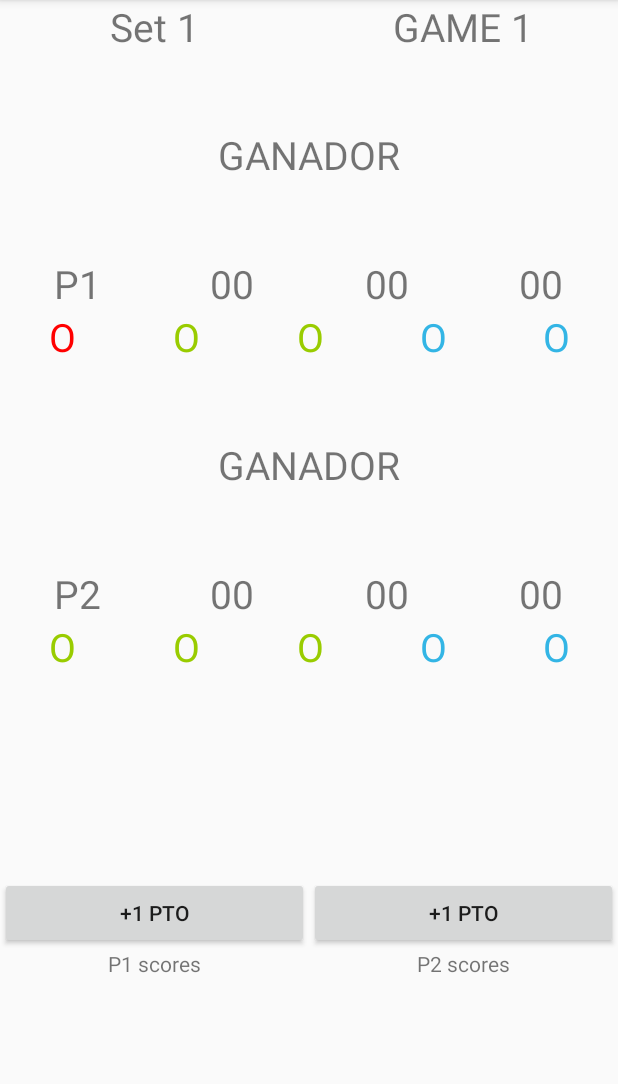
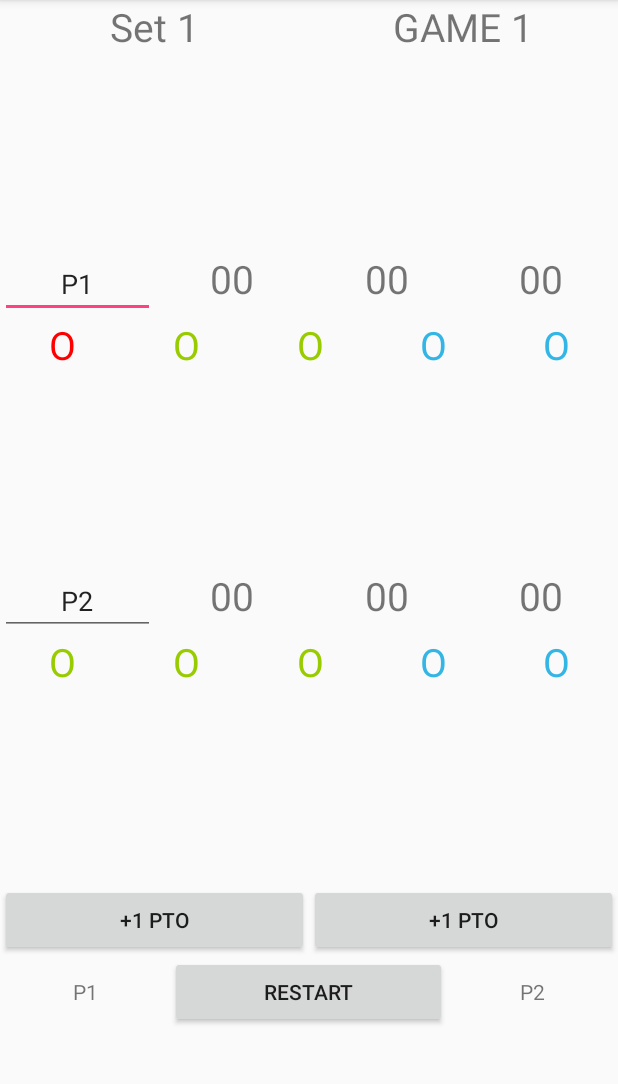
Before and after one commit to samacesar/TennisScore, an Android app: the screen it shows after launch (ScoreActivity), after a tap on "+1 PTO", on a phone screen of 412 x 824 dp, the part 84-1168 px from its top. Run offline under Robolectric (Android 15) with nearby library versions, the phone set to English and light mode, and no system bars.

Commit message:
added >custom name >Restar Button >maybe final version withouth cool disign

```diff
--- a/app/src/main/java/com/example/sama/tennisscore/ScoreActivity.java
+++ b/app/src/main/java/com/example/sama/tennisscore/ScoreActivity.java
@@ -5,12 +5,34 @@ import android.support.v7.app.AppCompatActivity;
 import android.os.Bundle;
 import android.view.View;
 import android.widget.Button;
+import android.widget.EditText;
 import android.widget.Scroller;
 import android.widget.TextView;
 
 public class ScoreActivity extends AppCompatActivity {
 
+    void newMatch(){
+        newGame();
+        SP1=1;
+        SP2=1;
+        nSet=1;
+        newSet();
+        numGame.setText("GAME 1");
+        numSet.setText("SET 1");
+        winner.setVisibility(View.INVISIBLE);
+
+    }
+
     void newSet(){
+        if (SP1==3) {
+            winner.setText("WINNER: "+inP1.getText());
+            winner.setVisibility(View.VISIBLE);
+        }
+        if (SP2==3) {
+            winner.setText("WINNER: "+inP2.getText());
+            winner.setVisibility(View.VISIBLE);
+
+        }
         GP1=1;
         GP2=1;
     }
@@ -31,9 +53,17 @@ public class ScoreActivity extends AppCompatActivity {
     }
     void matchPoint(int P1, int P2){
         if (P1>3 && (P1-P2)>=1){
-            statusA.setText("Game Point");
+            statusA.setText("GAME POINT");
+            statusA.setVisibility(View.VISIBLE);
             if(GP1==5){
                 statusA.setText("SET POINT");
+                statusA.setVisibility(View.VISIBLE);
+
+                if(SP1==2){
+                    statusA.setText("MATCH POINT");
+                    statusA.setVisibility(View.VISIBLE);
+
+                }
             }
             statusB.setText("");
         }
@@ -44,9 +74,9 @@ public class ScoreActivity extends AppCompatActivity {
             nGameA.setText("0"+(GP1-1));
             if(GP1>=6 && (GP1-GP2)>1){
                 SP1+=1;
-                nSetA.setText("SET "+(SP1-1));
+                nSetA.setText("0"+(SP1-1));
                 nSet+=1;
-                numSet.setText("0"+nSet);
+                numSet.setText("SET "+nSet);
                 numGame.setText("GAME 1");
                 G=1;
                 newSet();
@@ -55,9 +85,18 @@ public class ScoreActivity extends AppCompatActivity {
 
         }
         if (P2>3 && (P2-P1)>=1){
-            statusB.setText("Game Point");
+            statusB.setText("GAME POINT");
+            statusB.setVisibility(View.VISIBLE);
+
             if(GP2==5){
                 statusB.setText("SET POINT");
+                statusB.setVisibility(View.VISIBLE);
+
+                if(SP2==2){
+                    statusB.setText("MATCH POINT");
+                    statusB.setVisibility(View.VISIBLE);
+
+                }
             }
             statusA.setText("");
         }
@@ -68,9 +107,9 @@ public class ScoreActivity extends AppCompatActivity {
             nGameB.setText("0"+(GP2-1));
             if(GP2>=6 && (GP2-GP1)>1){
                 SP2+=1;
-                nSetB.setText("SET 0"+(SP2-1));
+                nSetB.setText("0"+(SP2-1));
                 nSet+=1;
-                numSet.setText("0"+nSet);
+                numSet.setText("SET "+nSet);
                 numGame.setText("GAME 1");
                 G=1;
                 newSet();
@@ -121,6 +160,12 @@ public class ScoreActivity extends AppCompatActivity {
     private TextView nGameA;
     private TextView nSetB;
     private TextView nGameB;
+    private TextView winner;
+    private EditText inP1;
+    private EditText inP2;
+    private TextView BP1;
+    private TextView BP2;
+    private Button RST;
     @Override
     protected void onCreate(Bundle savedInstanceState) {
         super.onCreate(savedInstanceState);
@@ -146,12 +191,25 @@ public class ScoreActivity extends AppCompatActivity {
         nGameA = (TextView)findViewById(R.id.gamesA);
         nSetB  = (TextView)findViewById(R.id.SetsB);
         nGameB = (TextView)findViewById(R.id.gamesB);
+        winner = (TextView)findViewById(R.id.ganador);
+        inP1 = (EditText)findViewById(R.id.P1in);
+        inP2 = (EditText)findViewById(R.id.P2in);
+        BP1 = (TextView)findViewById(R.id.P1B);
+        BP2 = (TextView)findViewById(R.id.P2B);
+        RST = (Button)findViewById(R.id.restart);
 
-
+        RST.setOnClickListener(new View.OnClickListener() {
+            @Override
+            public void onClick(View view) {
+                newMatch();
+            }
+        });
 
         btnP1.setOnClickListener(new View.OnClickListener() {
             @Override
             public void onClick(View view) {
+                BP1.setText(inP1.getText());
+                BP2.setText(inP2.getText());
                 if (P1==5){
                     ptoP5.setTextColor(Color.RED);
                     P1 += 1;
--- a/app/src/main/res/layout/activity_score.xml
+++ b/app/src/main/res/layout/activity_score.xml
@@ -56,9 +56,10 @@
             android:id="@+id/statusA"
             android:layout_width="match_parent"
             android:layout_height="match_parent"
+            android:gravity="center"
             android:text="GANADOR"
             android:textSize="26sp"
-            android:gravity="center"/>
+            android:visibility="invisible" />
 
     </LinearLayout>
 
@@ -67,13 +68,14 @@
         android:layout_width="match_parent"
         android:layout_height="wrap_content">
 
-        <TextView
+        <EditText
+            android:id="@+id/P1in"
             android:layout_width="match_parent"
             android:layout_height="wrap_content"
             android:layout_weight="1"
             android:gravity="center"
             android:text="P1"
-            android:textSize="26dp" />
+            android:textSize="18dp" />
         <TextView
             android:id="@+id/SetsA"
             android:layout_width="match_parent"
@@ -170,9 +172,10 @@
             android:id="@+id/statusB"
             android:layout_width="match_parent"
             android:layout_height="match_parent"
+            android:gravity="center"
             android:text="GANADOR"
             android:textSize="26sp"
-            android:gravity="center"/>
+            android:visibility="invisible" />
 
     </LinearLayout>
 
@@ -181,13 +184,14 @@
         android:layout_width="match_parent"
         android:layout_height="wrap_content">
 
-        <TextView
+        <EditText
+            android:id="@+id/P2in"
             android:layout_width="match_parent"
             android:layout_height="wrap_content"
             android:layout_weight="1"
             android:gravity="center"
             android:text="P2"
-            android:textSize="26dp" />
+            android:textSize="18dp" />
 
         <TextView
             android:id="@+id/SetsB"
@@ -279,6 +283,16 @@
         android:layout_height="match_parent"
         android:layout_weight="1">
 
+        <TextView
+            android:id="@+id/ganador"
+            android:layout_width="match_parent"
+            android:layout_height="wrap_content"
+            android:gravity="center"
+            android:text="GANADOR"
+            android:textColor="@android:color/holo_blue_light"
+            android:textSize="30dp"
+            android:visibility="invisible" />
+
     </LinearLayout>
 
     <LinearLayout
@@ -309,13 +323,21 @@
         android:orientation="horizontal">
 
         <TextView
+            android:id="@+id/P1B"
             android:layout_width="wrap_content"
             android:layout_height="wrap_content"
             android:text="P1 scores"
             android:gravity="center"
             android:layout_weight="1"/>
-
+        <Button
+            android:id="@+id/restart"
+            android:layout_width="wrap_content"
+            android:layout_height="wrap_content"
+            android:layout_weight="1"
+            android:gravity="center"
+            android:text="RESTART"/>
         <TextView
+            android:id="@+id/P2B"
             android:layout_width="wrap_content"
             android:layout_height="wrap_content"
             android:text="P2 scores"
```
